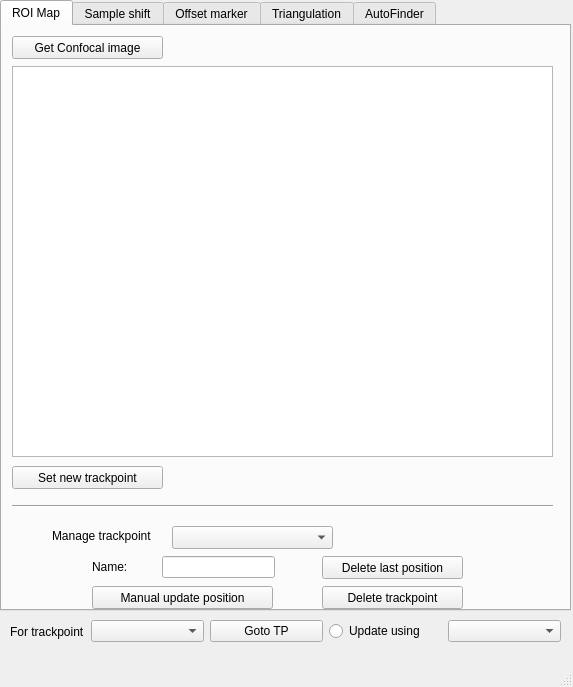
Before: the Qt Designer form gui/TrackpointManager/TrackpointManagerGuiUI.ui in Ulm-IQO/qudi, drawn with Qt 5.
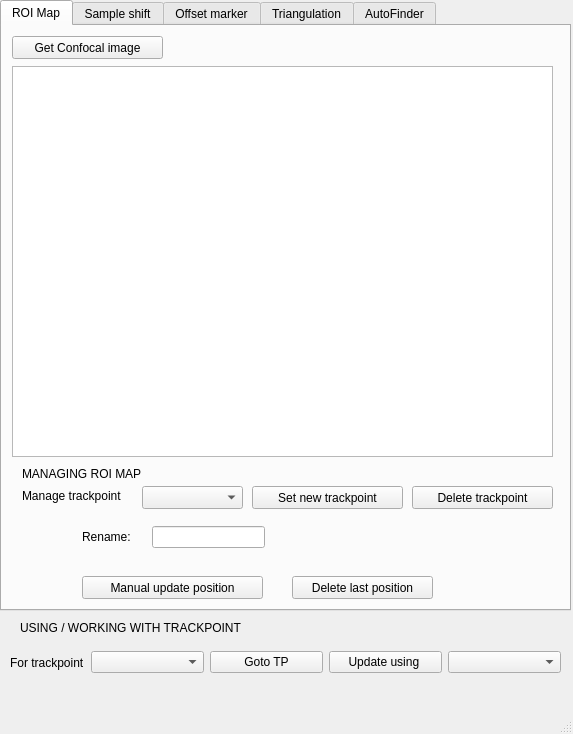
After: the same form once the commit is applied. Custom widgets are drawn as their Qt base class.

Commit message: Implemented extra features in TrackPoint manager: update position, sample shift graph, fixed rename process, get ROI map image

What changed in the file:
```diff
--- a/gui/TrackpointManager/TrackpointManagerGuiUI.ui
+++ b/gui/TrackpointManager/TrackpointManagerGuiUI.ui
@@ -7,7 +7,7 @@
     <x>0</x>
     <y>0</y>
     <width>573</width>
-    <height>687</height>
+    <height>734</height>
    </rect>
   </property>
   <property name="windowTitle">
@@ -62,8 +62,8 @@
      <widget class="QPushButton" name="set_tp_Button">
       <property name="geometry">
        <rect>
-        <x>10</x>
-        <y>440</y>
+        <x>250</x>
+        <y>460</y>
         <width>151</width>
         <height>23</height>
        </rect>
@@ -75,8 +75,8 @@
      <widget class="QLabel" name="label">
       <property name="geometry">
        <rect>
-        <x>50</x>
-        <y>500</y>
+        <x>20</x>
+        <y>460</y>
         <width>121</width>
         <height>20</height>
        </rect>
@@ -88,8 +88,8 @@
      <widget class="QLineEdit" name="tp_name_Input">
       <property name="geometry">
        <rect>
-        <x>160</x>
-        <y>530</y>
+        <x>150</x>
+        <y>500</y>
         <width>113</width>
         <height>22</height>
        </rect>
@@ -98,9 +98,9 @@
      <widget class="QComboBox" name="manage_tp_Input">
       <property name="geometry">
        <rect>
-        <x>170</x>
-        <y>500</y>
-        <width>161</width>
+        <x>140</x>
+        <y>460</y>
+        <width>101</width>
         <height>23</height>
        </rect>
       </property>
@@ -108,21 +108,21 @@
      <widget class="QLabel" name="label_3">
       <property name="geometry">
        <rect>
-        <x>90</x>
-        <y>530</y>
+        <x>80</x>
+        <y>500</y>
         <width>58</width>
         <height>21</height>
        </rect>
       </property>
       <property name="text">
-       <string>Name: </string>
+       <string>Rename:</string>
       </property>
      </widget>
      <widget class="QPushButton" name="delete_tp_Button">
       <property name="geometry">
        <rect>
-        <x>320</x>
-        <y>560</y>
+        <x>410</x>
+        <y>460</y>
         <width>141</width>
         <height>23</height>
        </rect>
@@ -131,24 +131,11 @@
        <string>Delete trackpoint</string>
       </property>
      </widget>
-     <widget class="Line" name="line">
-      <property name="geometry">
-       <rect>
-        <x>10</x>
-        <y>470</y>
-        <width>541</width>
-        <height>20</height>
-       </rect>
-      </property>
-      <property name="orientation">
-       <enum>Qt::Horizontal</enum>
-      </property>
-     </widget>
      <widget class="QPushButton" name="manual_update_tp_Button">
       <property name="geometry">
        <rect>
-        <x>90</x>
-        <y>560</y>
+        <x>80</x>
+        <y>550</y>
         <width>181</width>
         <height>23</height>
        </rect>
@@ -160,8 +147,8 @@
      <widget class="QPushButton" name="delete_last_pos_Button">
       <property name="geometry">
        <rect>
-        <x>320</x>
-        <y>530</y>
+        <x>290</x>
+        <y>550</y>
         <width>141</width>
         <height>23</height>
        </rect>
@@ -170,6 +157,19 @@
        <string>Delete last position</string>
       </property>
      </widget>
+     <widget class="QLabel" name="label_4">
+      <property name="geometry">
+       <rect>
+        <x>20</x>
+        <y>440</y>
+        <width>131</width>
+        <height>16</height>
+       </rect>
+      </property>
+      <property name="text">
+       <string>MANAGING ROI MAP</string>
+      </property>
+     </widget>
     </widget>
     <widget class="QWidget" name="sampleShift">
      <attribute name="title">
@@ -222,7 +222,7 @@
     <property name="geometry">
      <rect>
       <x>10</x>
-      <y>619</y>
+      <y>650</y>
       <width>551</width>
       <height>25</height>
      </rect>
@@ -262,7 +262,7 @@
       </widget>
      </item>
      <item>
-      <widget class="QRadioButton" name="update_tp_Button">
+      <widget class="QPushButton" name="update_tp_Button">
        <property name="text">
         <string>Update using </string>
        </property>
@@ -273,6 +273,19 @@
      </item>
     </layout>
    </widget>
+   <widget class="QLabel" name="label_5">
+    <property name="geometry">
+     <rect>
+      <x>20</x>
+      <y>620</y>
+      <width>231</width>
+      <height>16</height>
+     </rect>
+    </property>
+    <property name="text">
+     <string>USING / WORKING WITH TRACKPOINT</string>
+    </property>
+   </widget>
   </widget>
   <widget class="QMenuBar" name="menubar">
    <property name="geometry">
```
Left out of the diff: 4 changed lines with no effect on the pictures. The commit also changes 4 other files.
